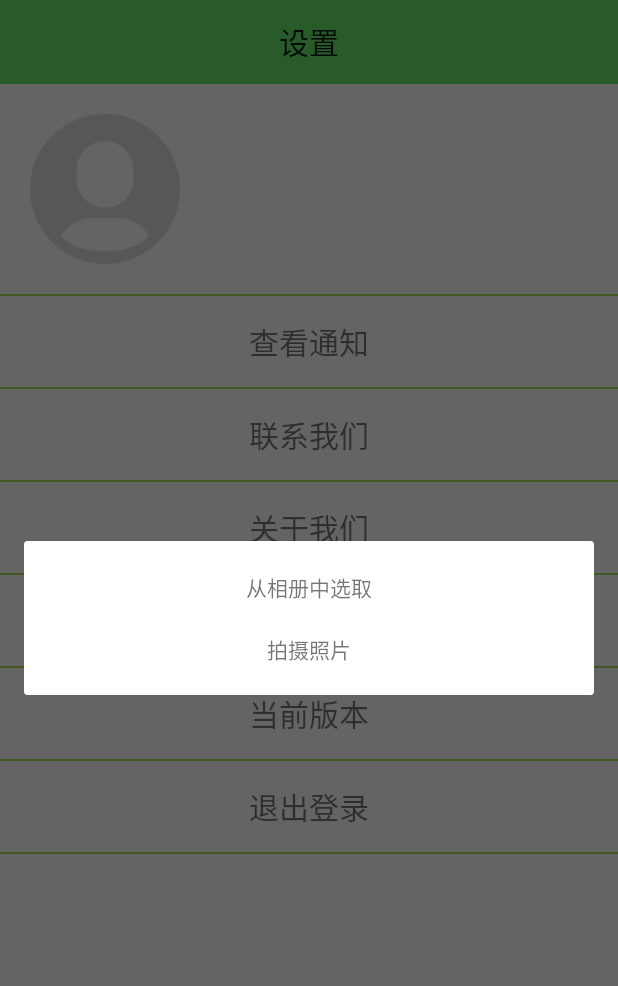
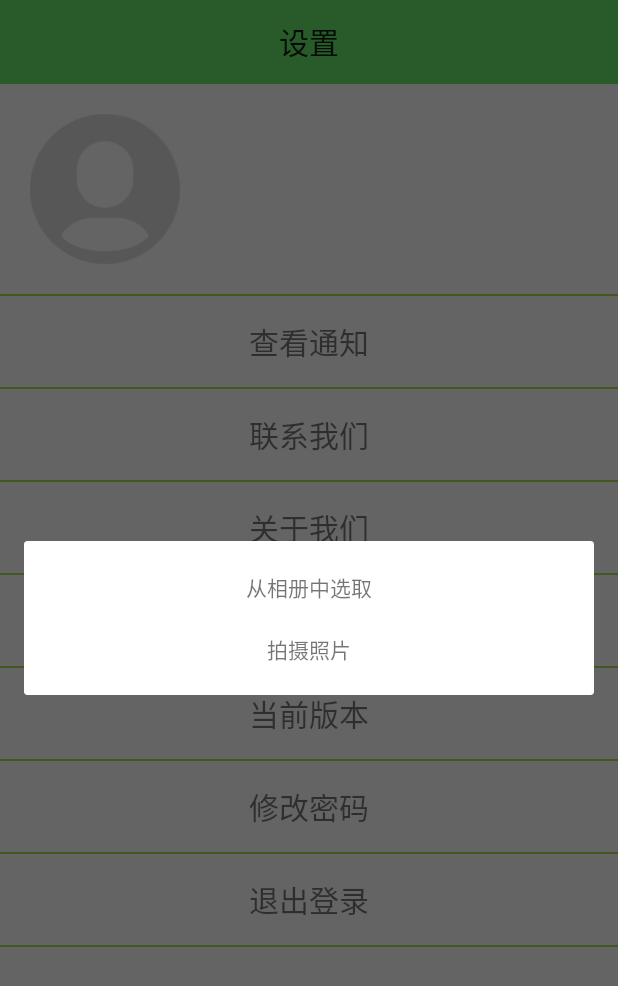
Before and after one commit to sccilu/Refuse, an Android app: the fragment SettingFragment shown on its own in the app's theme, after a tap on an icon or button, on a phone screen of 412 x 824 dp. Shown: the top 986 px of the screen. Run offline under Robolectric (Android 15) with nearby library versions, the phone set to English and light mode, and no system bars; Roboto replaces fonts that are not available here.

Commit message:
实现了在后台修改登录密码，修改密码时必须提供原密码，原密码正确才能进行修改，且要输入两次新密码，一致才能修改成功

```diff
--- a/app/src/main/AndroidManifest.xml
+++ b/app/src/main/AndroidManifest.xml
@@ -18,6 +18,7 @@
     <uses-permission android:name="android.permission.CAMERA"/>
 
     <application
+
         android:name="org.litepal.LitePalApplication"
         android:allowBackup="true"
         android:icon="@mipmap/ic_launcher"
@@ -25,7 +26,7 @@
         android:roundIcon="@mipmap/ic_launcher_round"
         android:supportsRtl="true"
         android:theme="@style/AppTheme">
-
+        <activity android:name=".ChangePasswordActivity" />
         <activity android:name=".NotificationActivity" />
         <activity android:name=".AgreementActivity" />
         <activity android:name=".AboutActivity" />
--- a/app/src/main/java/com/example/refuseclassification/LoginActivity.java
+++ b/app/src/main/java/com/example/refuseclassification/LoginActivity.java
@@ -70,12 +70,14 @@ public class LoginActivity extends BaseActivity {
                                 editor.putBoolean("remember_password", true);
                                 editor.putString("account", account);
                                 editor.putString("password", password);
-                            }
-                            else {
+                            } else {
                                 editor.clear();
                             }
                             editor.apply();
+
+                            // 将当前用户账号传递到 MainActivity
                             Intent intent = new Intent(LoginActivity.this, MainActivity.class);
+                            intent.putExtra("account", account);
                             startActivity(intent);
                             finish();
                             flag = 0;
--- a/app/src/main/java/com/example/refuseclassification/mainfragment/SettingFragment.java
+++ b/app/src/main/java/com/example/refuseclassification/mainfragment/SettingFragment.java
@@ -1,5 +1,4 @@
 package com.example.refuseclassification.mainfragment;
-
 import android.app.AlertDialog;
 import android.app.Notification;
 import android.app.NotificationChannel;
@@ -22,6 +21,9 @@ import android.view.ViewGroup;
 import android.widget.ImageButton;
 import android.widget.TextView;
 import android.widget.Toast;
+import android.content.SharedPreferences;
+import android.preference.PreferenceManager;
+
 
 import androidx.annotation.RequiresApi;
 import androidx.appcompat.widget.Toolbar;
@@ -30,6 +32,7 @@ import androidx.fragment.app.Fragment;
 
 import com.example.refuseclassification.AboutActivity;
 import com.example.refuseclassification.AgreementActivity;
+import com.example.refuseclassification.ChangePasswordActivity;
 import com.example.refuseclassification.NotificationActivity;
 import com.example.refuseclassification.R;
 import com.example.refuseclassification.setTitleCenter;
@@ -49,6 +52,7 @@ public class SettingFragment extends Fragment {
     private TextView agreement;
     private TextView version;
     private TextView logout;
+    private TextView changePassword;
     private Bitmap head;// 头像Bitmap
     private static String path = "/sdcard/myHead/";// sd路径
 
@@ -60,7 +64,7 @@ public class SettingFragment extends Fragment {
         toolbar.setTitle("设置");
         new setTitleCenter().setTitleCenter(toolbar);
 
-        //API24以上系统分享支持file:///开头
+        // API24以上系统分享支持file:///开头
         StrictMode.VmPolicy.Builder builder = new StrictMode.VmPolicy.Builder();
         StrictMode.setVmPolicy(builder.build());
         builder.detectFileUriExposure();
@@ -72,19 +76,12 @@ public class SettingFragment extends Fragment {
             Drawable drawable = new BitmapDrawable(bt);// 转换成drawable
             imageButton.setImageDrawable(drawable);
         } else {
-            /**
-             * 如果SD里面没有则需要从服务器取头像，取回来的头像再保存在SD中
-             *
-             */
+            // 如果SD里面没有则需要从服务器取头像，取回来的头像再保存在SD中
         }
         imageButton.setOnClickListener(new View.OnClickListener() {
             @Override
             public void onClick(View v) {
-                switch (v.getId()) {
-                    case R.id.person_photo:// 更换头像
-                        showTypeDialog();
-                        break;
-                }
+                showTypeDialog();
             }
         });
 
@@ -97,8 +94,8 @@ public class SettingFragment extends Fragment {
                         0, new Intent[]{intent}, 0);
                 NotificationManager manager = (NotificationManager)
                         getContext().getSystemService(NOTIFICATION_SERVICE);
-                //需添加的代码
-                if (Build.VERSION.SDK_INT >= Build.VERSION_CODES.O){
+                // 需添加的代码
+                if (Build.VERSION.SDK_INT >= Build.VERSION_CODES.O) {
                     String channelId = "default";
                     String channelName = "默认通知";
                     manager.createNotificationChannel(new NotificationChannel
@@ -162,11 +159,27 @@ public class SettingFragment extends Fragment {
                 getActivity().sendBroadcast(intent);
             }
         });
+
+        changePassword = view.findViewById(R.id.text_change_password);
+        changePassword.setOnClickListener(new View.OnClickListener() {
+            @Override
+            public void onClick(View v) {
+                // 获取当前用户账号信息
+                SharedPreferences pref = PreferenceManager.getDefaultSharedPreferences(getContext());
+                String account = pref.getString("account", "");
+
+                // 启动 ChangePasswordActivity 并传递账号信息
+                Intent intent = new Intent(getActivity(), ChangePasswordActivity.class);
+                intent.putExtra("account", account);
+                startActivity(intent);
+            }
+        });
+
         return view;
     }
 
     private void showTypeDialog() {
-        //显示对话框
+        // 显示对话框
         AlertDialog.Builder builder = new AlertDialog.Builder(getActivity());
         final AlertDialog dialog = builder.create();
         View view = View.inflate(getActivity(), R.layout.dialog_select_photo, null);
@@ -176,7 +189,7 @@ public class SettingFragment extends Fragment {
             @Override
             public void onClick(View v) {
                 Intent intent1 = new Intent(Intent.ACTION_PICK, null);
-                //打开文件
+                // 打开文件
                 intent1.setDataAndType(MediaStore.Images.Media.EXTERNAL_CONTENT_URI, "image/*");
                 startActivityForResult(intent1, 1);
                 dialog.dismiss();
@@ -228,6 +241,7 @@ public class SettingFragment extends Fragment {
         }
         super.onActivityResult(requestCode, resultCode, data);
     }
+
     /**
      * 调用系统的裁剪功能
      *
--- a/app/src/main/res/layout/frag_setting.xml
+++ b/app/src/main/res/layout/frag_setting.xml
@@ -151,6 +151,31 @@
         android:layout_height="1dp"
         android:background="#A3DD53" />
 
+    <!-- 修改密码模块 -->
+    <LinearLayout
+        android:layout_width="match_parent"
+        android:layout_height="wrap_content">
+        <TextView
+            android:id="@+id/text_change_password"
+            android:layout_width="match_parent"
+            android:layout_height="wrap_content"
+            android:layout_marginStart="8dp"
+            android:layout_marginEnd="8dp"
+            android:textAlignment="center"
+            android:textSize="20sp"
+            android:text="修改密码"
+            android:paddingTop="15dp"
+            android:paddingBottom="15dp"
+            app:layout_constraintEnd_toEndOf="parent"
+            app:layout_constraintStart_toStartOf="parent"
+            app:layout_constraintTop_toTopOf="parent" />
+    </LinearLayout>
+
+    <LinearLayout
+        android:layout_width="match_parent"
+        android:layout_height="1dp"
+        android:background="#A3DD53" />
+
     <LinearLayout
         android:layout_width="match_parent"
         android:layout_height="wrap_content">
--- a/build.gradle
+++ b/build.gradle
@@ -7,7 +7,7 @@ buildscript {
 
     }
     dependencies {
-        classpath 'com.android.tools.build:gradle:8.3.0'
+        classpath 'com.android.tools.build:gradle:8.2.2'
 
         // NOTE: Do not place your application dependencies here; they belong
         // in the individual module build.gradle files
```
Also changed, not shown: app/src/main/java/com/example/refuseclassification/ChangePasswordActivity.java (added, +73 -0 lines), app/src/main/res/layout/activity_change_password.xml (added, +60 -0 lines), app/src/main/res/values/strings.xml (+7 -0 lines).
